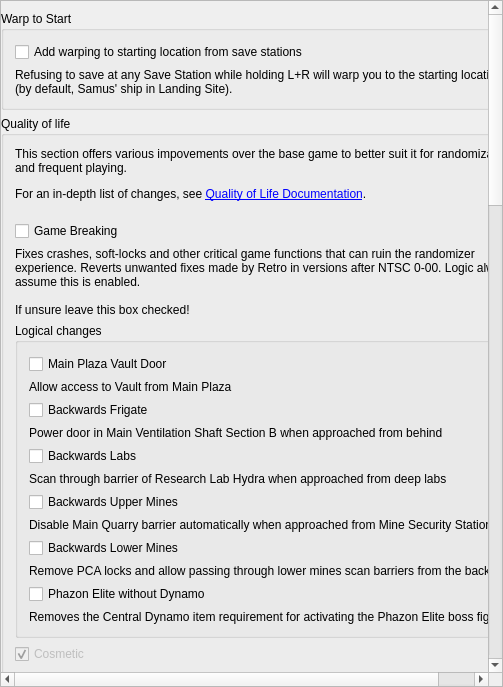
Before: the Qt Designer form randovania/gui/ui_files/preset_prime_patches.ui in randovania/randovania, drawn with Qt 5.
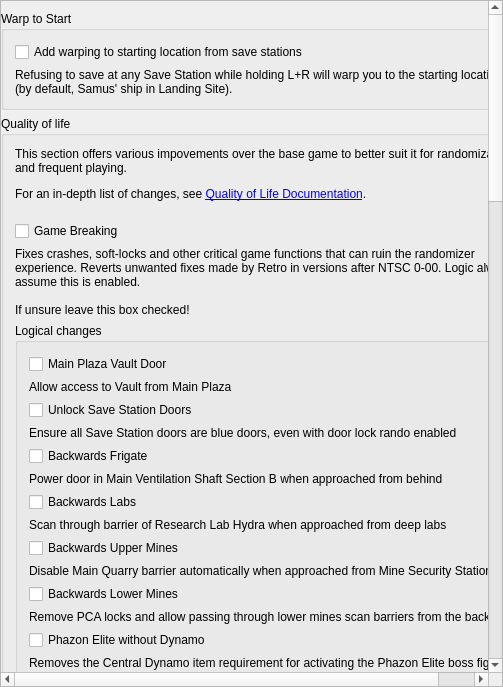
After: the same form once the commit is applied.

Commit message: add an option for all save station doors to be blue in prime 1

Diff of the .ui file:
```diff
--- a/randovania/gui/ui_files/preset_prime_patches.ui
+++ b/randovania/gui/ui_files/preset_prime_patches.ui
@@ -44,7 +44,7 @@
          <x>0</x>
          <y>0</y>
          <width>515</width>
-         <height>1590</height>
+         <height>2521</height>
         </rect>
        </property>
        <layout class="QVBoxLayout" name="scroll_layout">
@@ -179,6 +179,20 @@
                 </property>
                </widget>
               </item>
+              <item>
+               <widget class="QCheckBox" name="blue_save_doors_check">
+                <property name="text">
+                 <string>Unlock Save Station Doors</string>
+                </property>
+               </widget>
+              </item>
+              <item>
+               <widget class="QLabel" name="blue_save_doors_label">
+                <property name="text">
+                 <string>Ensure all Save Station doors are blue doors, even with door lock rando enabled</string>
+                </property>
+               </widget>
+              </item>
               <item>
                <widget class="QCheckBox" name="backwards_frigate_check">
                 <property name="text">
```
Left out of the diff: 8 changed lines with no effect on the pictures. Lines whose indentation alone changed are shown as unchanged. The commit also changes 8 other files.
